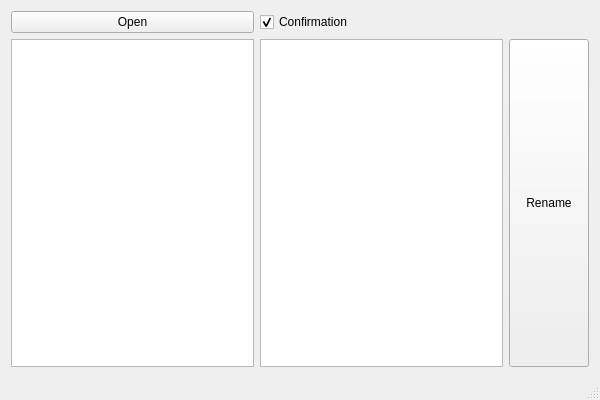
Before: the Qt Designer form Subrename.ui in kanishka3000/SubtitleRename, drawn with Qt 5.
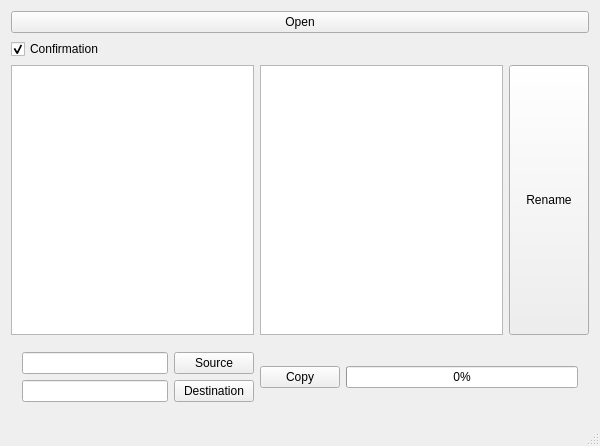
After: the same form once the commit is applied.

Commit message: copy all files feature

The edit to the form file:
```diff
--- a/Subrename.ui
+++ b/Subrename.ui
@@ -7,28 +7,40 @@
     <x>0</x>
     <y>0</y>
     <width>600</width>
-    <height>400</height>
+    <height>446</height>
    </rect>
   </property>
   <property name="windowTitle">
    <string>Sub Title Rename</string>
   </property>
   <widget class="QWidget" name="centralWidget">
-   <layout class="QGridLayout" name="gridLayout">
-    <item row="0" column="0">
+   <layout class="QVBoxLayout" name="verticalLayout">
+    <item>
      <widget class="QPushButton" name="btnOpen">
       <property name="text">
        <string>Open</string>
       </property>
      </widget>
     </item>
-    <item row="1" column="0">
+    <item>
+     <widget class="QCheckBox" name="chkConfirm">
+      <property name="text">
+       <string>Confirmation</string>
+      </property>
+      <property name="checked">
+       <bool>true</bool>
+      </property>
+     </widget>
+    </item>
+    <item>
+     <layout class="QHBoxLayout" name="horizontalLayout_2">
+      <item>
      <widget class="QListView" name="listFilms"/>
     </item>
-    <item row="1" column="1">
+      <item>
      <widget class="QListView" name="listSubs"/>
     </item>
-    <item row="1" column="2">
+      <item>
      <widget class="QPushButton" name="pushButton">
       <property name="sizePolicy">
        <sizepolicy hsizetype="Minimum" vsizetype="Preferred">
@@ -41,14 +53,50 @@
       </property>
      </widget>
     </item>
+     </layout>
+    </item>
+    <item>
+     <widget class="QWidget" name="widget" native="true">
+      <layout class="QHBoxLayout" name="horizontalLayout">
+       <item>
+        <layout class="QGridLayout" name="gridLayout">
+         <item row="0" column="0">
+          <widget class="QLineEdit" name="txtSource"/>
+         </item>
     <item row="0" column="1">
-     <widget class="QCheckBox" name="chkConfirm">
+          <widget class="QPushButton" name="btnSource">
       <property name="text">
-       <string>Confirmation</string>
-      </property>
-      <property name="checked">
-       <bool>true</bool>
-      </property>
+            <string>Source</string>
+           </property>
+          </widget>
+         </item>
+         <item row="1" column="0">
+          <widget class="QLineEdit" name="txtDest"/>
+         </item>
+         <item row="1" column="1">
+          <widget class="QPushButton" name="btnDest">
+           <property name="text">
+            <string>Destination</string>
+           </property>
+          </widget>
+         </item>
+        </layout>
+       </item>
+       <item>
+        <widget class="QPushButton" name="btncopy">
+         <property name="text">
+          <string>Copy</string>
+         </property>
+        </widget>
+       </item>
+       <item>
+        <widget class="QProgressBar" name="prog_progress">
+         <property name="value">
+          <number>0</number>
+         </property>
+        </widget>
+       </item>
+      </layout>
      </widget>
     </item>
    </layout>
```
Lines whose indentation alone changed are shown as unchanged. The commit also changes 11 other files.
